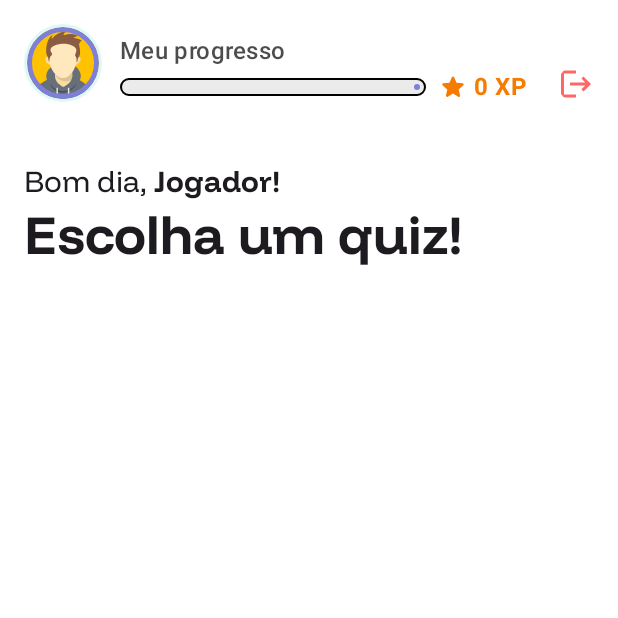
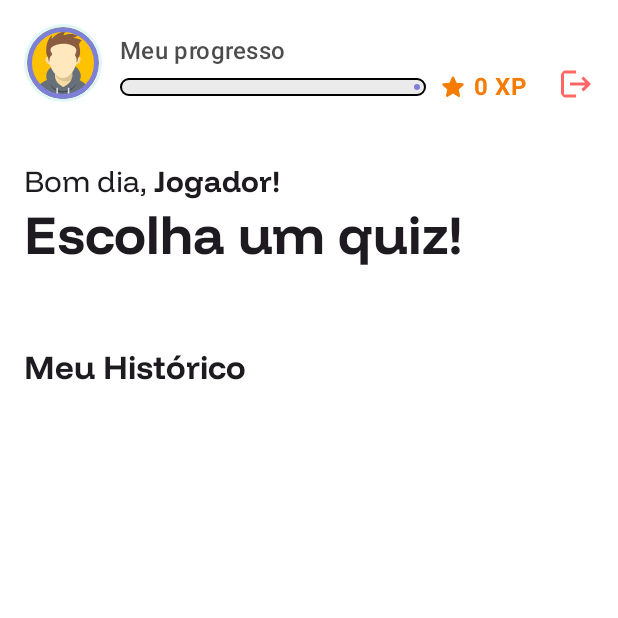
Before and after one commit to guilhermecoding/brain-quest-quiz-app, an Android app built with Jetpack Compose: the HomeScreen screen opened through its navigation route, on a phone screen of 412 x 824 dp, the top half of it. Run offline under Robolectric (Android 15) with nearby library versions, the phone set to English and light mode, and no system bars; our stand-ins replace Dagger/Hilt's generated code, Firebase (no records; nobody signed in at launch, a user with empty details on screens opened directly), Room's generated code.

Commit message:
✨ feat: Adição de Histórico dos quizes.

```diff
--- a/app/src/main/java/com/example/brainquest/MainActivity.kt
+++ b/app/src/main/java/com/example/brainquest/MainActivity.kt
@@ -73,7 +73,6 @@ class MainActivity : ComponentActivity() {
 
                         // 3. Chame a HomeScreen passando apenas os parâmetros necessários.
                         HomeScreen(
-                            state = state,
                             onLogout = {
                                 viewModel.onLogoutClicked()
                                 navController.navigate("auth_screen") {
--- a/app/src/main/java/com/example/brainquest/data/repository/QuizRepository.kt
+++ b/app/src/main/java/com/example/brainquest/data/repository/QuizRepository.kt
@@ -7,6 +7,7 @@ import javax.inject.Inject
 import com.example.brainquest.data.local.dao.QuizResultDao
 import com.example.brainquest.data.model.QuizResult
 import com.google.firebase.auth.FirebaseAuth
+import com.google.firebase.firestore.Query
 
 class QuizRepository @Inject constructor(
     private val firestore: FirebaseFirestore,
@@ -80,6 +81,7 @@ class QuizRepository @Inject constructor(
             val uid = auth.currentUser?.uid ?: return Result.failure(Exception("Usuário não logado"))
             val querySnapshot = firestore.collection("quiz_history")
                 .whereEqualTo("userId", uid)
+                .orderBy("completedAt", Query.Direction.DESCENDING)
                 .get()
                 .await()
             val history = querySnapshot.toObjects(QuizResult::class.java)
--- a/app/src/main/java/com/example/brainquest/ui/home/HomeScreen.kt
+++ b/app/src/main/java/com/example/brainquest/ui/home/HomeScreen.kt
@@ -10,6 +10,7 @@ import androidx.compose.foundation.layout.fillMaxSize
 import androidx.compose.foundation.layout.fillMaxWidth
 import androidx.compose.foundation.layout.height
 import androidx.compose.foundation.layout.padding
+import androidx.compose.foundation.lazy.LazyColumn
 import androidx.compose.foundation.lazy.LazyRow
 import androidx.compose.foundation.lazy.items
 import androidx.compose.material3.CircularProgressIndicator
@@ -25,6 +26,7 @@ import androidx.compose.ui.text.font.FontWeight
 import androidx.compose.ui.unit.dp
 import androidx.compose.ui.unit.sp
 import androidx.hilt.navigation.compose.hiltViewModel
+import com.example.brainquest.ui.home.components.QuizHistoryItem
 import com.example.brainquest.ui.home.components.TopBarProfile
 import java.util.Calendar
 
@@ -33,9 +35,10 @@ fun HomeScreen(
     modifier: Modifier = Modifier,
     viewModel: HomeViewModel = hiltViewModel(),
     onLogout: () -> Unit,
-    onStartQuiz: (String) -> Unit,
-    state: HomeState,
+    onStartQuiz: (String) -> Unit
 ) {
+    // A assinatura da HomeScreen foi corrigida para não receber mais o 'state',
+    // pois ela já o obtém do ViewModel.
     val state by viewModel.uiState.collectAsState()
 
     HomeScreenContent(
@@ -58,60 +61,49 @@ fun HomeScreenContent(
     onStartQuiz: (String) -> Unit
 ) {
     val firstNameUser = state.currentUser?.name?.trim()?.split(" ")?.firstOrNull() ?: "Jogador"
-
     val calendar = Calendar.getInstance()
     val hourOfDay = calendar.get(Calendar.HOUR_OF_DAY)
-
     val greetingText = when (hourOfDay) {
-        in 5..11 -> "Bom dia"   // Das 5h às 11h
-        in 12..17 -> "Boa tarde" // Das 12h às 17h
-        else -> "Boa noite"      // O resto (18h às 4h)
+        in 5..11 -> "Bom dia"
+        in 12..17 -> "Boa tarde"
+        else -> "Boa noite"
     }
 
     Scaffold { innerPadding ->
-        Column(
+        // ✅ A LazyColumn é o container principal para permitir rolagem de toda a tela.
+        LazyColumn(
             modifier = modifier
                 .fillMaxSize()
                 .padding(innerPadding)
         ) {
+            // -- SEÇÃO SUPERIOR --
+            // Usamos item { } para adicionar um único Composable complexo à lista.
+            item {
                 Column(modifier = Modifier.padding(16.dp)) {
-
                     TopBarProfile(user = state.currentUser, onLogoutClicked = onLogoutClicked)
-
                     Spacer(modifier = Modifier.height(40.dp))
-
                     Row {
                         Text(
                             text = "$greetingText, ",
-                        style = MaterialTheme.typography.titleLarge.copy(
-                            fontSize = 20.sp
+                            style = MaterialTheme.typography.titleLarge.copy(fontSize = 20.sp)
                         )
-                    )
-
                         Text(
                             text = "$firstNameUser!",
-                        style = MaterialTheme.typography.titleLarge.copy(
-                            fontSize = 20.sp,
-                            fontWeight = FontWeight.Bold
-                        )
+                            style = MaterialTheme.typography.titleLarge.copy(fontSize = 20.sp, fontWeight = FontWeight.Bold)
                         )
                     }
-
                     Text(
                         text = "Escolha um quiz!",
-                    style = MaterialTheme.typography.titleLarge.copy(
-                        fontSize = 36.sp,
-                        fontWeight = FontWeight.Bold
-                    )
+                        style = MaterialTheme.typography.titleLarge.copy(fontSize = 36.sp, fontWeight = FontWeight.Bold)
                     )
                     Spacer(modifier = Modifier.height(12.dp))
                 }
+            }
 
+            // -- SEÇÃO DE CARDS DE QUIZ (LAZYROW) --
+            item {
                 if (state.isLoading) {
-                Box(
-                    modifier = Modifier.fillMaxWidth(),
-                    contentAlignment = Alignment.Center
-                ) {
+                    Box(modifier = Modifier.fillMaxWidth().height(200.dp), contentAlignment = Alignment.Center) {
                         CircularProgressIndicator()
                     }
                 } else {
@@ -121,7 +113,6 @@ fun HomeScreenContent(
                     ) {
                         items(state.quizzes) { quiz ->
                             val answeredCount = state.progressMap[quiz.title] ?: 0
-
                             QuizCategoryCard(
                                 categoryName = quiz.title,
                                 questionCount = quiz.questionCount,
@@ -133,5 +124,24 @@ fun HomeScreenContent(
                     }
                 }
             }
+
+            // -- ✅ NOVA SEÇÃO: HISTÓRICO --
+            item {
+                Column(modifier = Modifier.padding(start = 16.dp, end = 16.dp, top = 24.dp, bottom = 12.dp)) {
+                    Text(
+                        text = "Meu Histórico",
+                        style = MaterialTheme.typography.titleLarge.copy(fontWeight = FontWeight.Bold)
+                    )
                 }
             }
+
+            // Renderiza a lista vertical de histórico
+            items(state.quizHistory) { result ->
+                QuizHistoryItem(
+                    modifier = Modifier.padding(horizontal = 16.dp, vertical = 8.dp),
+                    result = result
+                )
+            }
+        }
+    }
+}
--- a/app/src/main/java/com/example/brainquest/ui/home/HomeViewModel.kt
+++ b/app/src/main/java/com/example/brainquest/ui/home/HomeViewModel.kt
@@ -3,6 +3,7 @@ package com.example.brainquest.ui.home
 import androidx.lifecycle.ViewModel
 import androidx.lifecycle.viewModelScope
 import com.example.brainquest.data.model.Quiz
+import com.example.brainquest.data.model.QuizResult
 import com.example.brainquest.data.model.User
 import com.example.brainquest.data.repository.AuthRepository
 import com.example.brainquest.data.repository.QuizRepository
@@ -18,7 +19,8 @@ data class HomeState(
     val isLoading: Boolean = true,
     val quizzes: List<Quiz> = emptyList(),
     val currentUser: User? = null,
-    val progressMap: Map<String, Int> = emptyMap(), // Map<ID do Quiz, Nº de vezes completado>
+    val progressMap: Map<String, Int> = emptyMap(),
+    val quizHistory: List<QuizResult> = emptyList(),
     val errorMessage: String? = null
 )
 
@@ -68,10 +70,12 @@ class HomeViewModel @Inject constructor(
         viewModelScope.launch {
             val result = quizRepository.getQuizHistory()
             result.onSuccess { historyList ->
-                // Conta quantas vezes cada categoria de quiz aparece na lista de histórico
                 val progress = historyList.groupBy { it.category }
                     .mapValues { it.value.size }
-                _uiState.update { it.copy(progressMap = progress) }
+                _uiState.update { it.copy(
+                    progressMap = progress,
+                    quizHistory = historyList
+                )}
             }
         }
     }
```
Also changed, not shown: app/src/main/java/com/example/brainquest/ui/home/components/QuizHistoryItem.kt (added, +56 -0 lines). Lines whose indentation alone changed are shown as unchanged.
